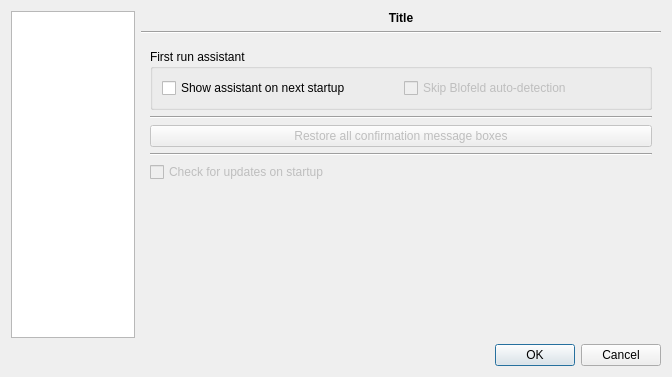
Before: the Qt Designer form bigglesworth/ui/settings.ui in MaurizioB/Bigglesworth, drawn with Qt 5.
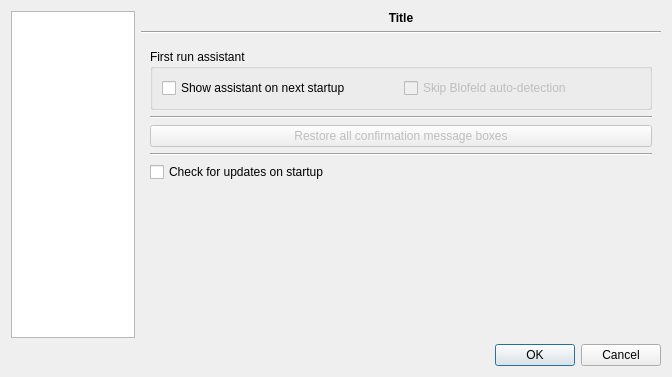
After: the same form once the commit is applied. The open tabs and pages were chosen to show the change. Icons and pictures are not drawn. Custom widgets are drawn as their Qt base class.

Commit message: Restored update check option in settings.

```diff
--- a/bigglesworth/ui/settings.ui
+++ b/bigglesworth/ui/settings.ui
@@ -1140,9 +1140,6 @@
        </item>
        <item>
         <widget class="QCheckBox" name="updateCheckChk">
-         <property name="enabled">
-          <bool>false</bool>
-         </property>
          <property name="text">
           <string>Check for updates on startup</string>
          </property>
```
Left out of the diff: 2 changed lines with no effect on the pictures. The commit also changes 1 other file.
